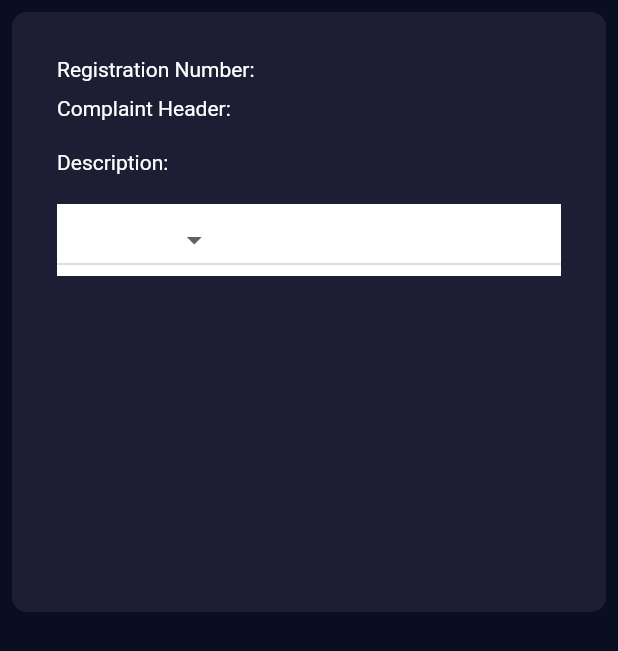
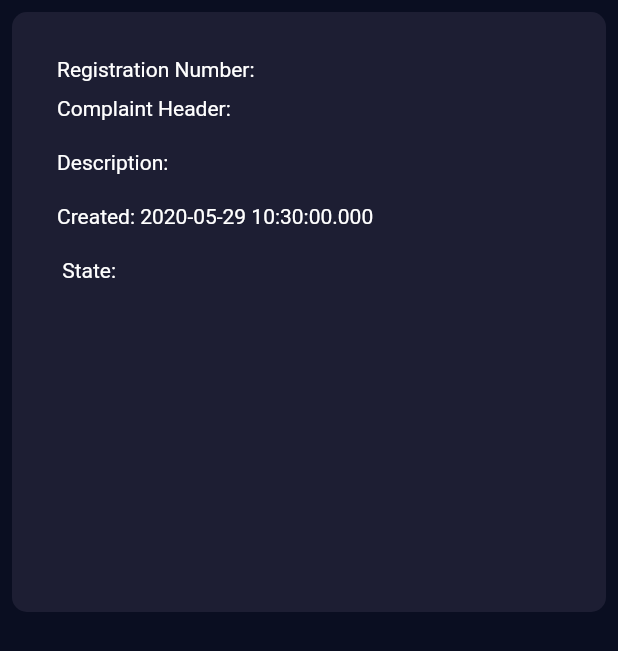
Before and after one commit to prantiwari/dbms-project, a Flutter app: the Complaint screen opened directly with empty values, on a phone screen of 412 x 824 dp. Shown: the top 651 px of the screen. Run offline on Flutter 3.47's test engine with Material 2 defaults, Android fonts, the phone set to English and light mode, and no system bars; our stand-ins replace cloud_firestore, firebase_auth, flutter_spinkit, modal_progress_hud; accounts and stored records are empty.

```diff
--- a/lib/complaint.dart
+++ b/lib/complaint.dart
@@ -10,7 +10,8 @@ class Complaint extends StatefulWidget {
   String documentId;
   String state;
   String complaintType;
-  Complaint(var message, String complaintType) {
+  String userType;
+  Complaint(var message, String complaintType, String userType) {
     this.message = message;
     this.description = message['Description'];
     this.registrationNumber = message['Student Reg. No.'];
@@ -18,6 +19,7 @@ class Complaint extends StatefulWidget {
     this.documentId = message.documentID;
     this.state = message['State'];
     this.complaintType = complaintType;
+    this.userType = userType;
   }
 
   @override
@@ -26,29 +28,10 @@ class Complaint extends StatefulWidget {
 
 class _ComplaintState extends State<Complaint> {
   var _firestore = Firestore.instance;
-  @override
-  Widget build(BuildContext context) {
-    return Scaffold(
-      body: SafeArea(
-        child: Container(
-          margin: EdgeInsets.all(8),
-          height: 400,
-          decoration: BoxDecoration(
-            borderRadius: BorderRadius.circular(10),
-            color: Color(0xFF1D1E33),
-          ),
-          child: Padding(
-            padding: const EdgeInsets.all(30.0),
-            child: Column(
-              crossAxisAlignment: CrossAxisAlignment.stretch,
-              children: <Widget>[
-                Text("Registration Number: " + widget.registrationNumber),
-                SizedBox(height: 10),
-                Text("Complaint Header: " + widget.complaintHeader),
-                SizedBox(height: 20),
-                Text("Description: " + widget.description),
-                SizedBox(height: 20),
-                Container(
+
+  Widget getWidget(String userType) {
+    if (userType == "Warden") {
+      return Container(
         color: Colors.white,
         child: new DropdownButton<String>(
           iconDisabledColor: Colors.white,
@@ -83,7 +66,39 @@ class _ComplaintState extends State<Complaint> {
             Navigator.pop(context);
           },
         ),
+      );
+    } else {
+      String state = widget.state;
+      return Text(" State: $state");
+    }
+  }
+
+  @override
+  Widget build(BuildContext context) {
+    return Scaffold(
+      body: SafeArea(
+        child: Container(
+          margin: EdgeInsets.all(8),
+          height: 400,
+          decoration: BoxDecoration(
+            borderRadius: BorderRadius.circular(10),
+            color: Color(0xFF1D1E33),
           ),
+          child: Padding(
+            padding: const EdgeInsets.all(30.0),
+            child: Column(
+              crossAxisAlignment: CrossAxisAlignment.stretch,
+              children: <Widget>[
+                Text("Registration Number: " + widget.registrationNumber),
+                SizedBox(height: 10),
+                Text("Complaint Header: " + widget.complaintHeader),
+                SizedBox(height: 20),
+                Text("Description: " + widget.description),
+                SizedBox(height: 20),
+                Text("Created: " +
+                    widget.message['Created'].toDate().toString()),
+                SizedBox(height: 20),
+                getWidget(widget.userType),
               ],
             ),
           ),
--- a/lib/screens/complaints.dart
+++ b/lib/screens/complaints.dart
@@ -42,7 +42,6 @@ class _ComplaintsState extends State<Complaints> {
                         textColor: Colors.white,
                         onPressed: () {
                           _auth.signOut();
-                          Navigator.pop(context);
                           Navigator.pop(context);
                           Navigator.pop(context);
                         },
@@ -147,7 +146,7 @@ class ComplaintCard extends StatelessWidget {
         Navigator.push(
           context,
           MaterialPageRoute(
-            builder: (context) => Complaint(message, complaintType),
+            builder: (context) => Complaint(message, complaintType, "Warden"),
           ),
         );
       },
--- a/lib/screens/form.dart
+++ b/lib/screens/form.dart
@@ -29,9 +29,11 @@ class _FormsState extends State<Forms> {
           'Complaint': complaintHeader,
           'Description': description,
           'Student Reg. No.': registrationNo,
-          'State': 'Processing'
+          'State': 'Unresolved',
+          'Created': FieldValue.serverTimestamp()
         },
       );
+
       Navigator.push(
         context,
         MaterialPageRoute(
--- a/lib/screens/homepage.dart
+++ b/lib/screens/homepage.dart
@@ -44,7 +44,7 @@ class HomePage extends StatelessWidget {
                         Navigator.push(
                           context,
                           MaterialPageRoute(
-                            builder: (context) => SignIn(),
+                            builder: (context) => SignIn("Warden"),
                           ),
                         );
                       },
@@ -68,7 +68,7 @@ class HomePage extends StatelessWidget {
                           Navigator.push(
                             context,
                             MaterialPageRoute(
-                              builder: (context) => StudentComplaints(),
+                              builder: (context) => SignIn("Student"),
                             ),
                           );
                         },
--- a/pubspec.yaml
+++ b/pubspec.yaml
@@ -30,6 +30,7 @@ dev_dependencies:
   cloud_firestore: ^0.13.0+1     # new
   firebase_auth: ^0.16.0
   flutter_spinkit: "^4.1.2"
+  modal_progress_hud: ^0.1.3
 
 # For information on the generic Dart part of this file, see the
 # following page: https://dart.dev/tools/pub/pubspec
```
Also changed, not shown: lib/screens/signin.dart (+32 -4 lines), lib/screens/studentcomplaints.dart (+11 -6 lines). Lines whose indentation alone changed are shown as unchanged.
